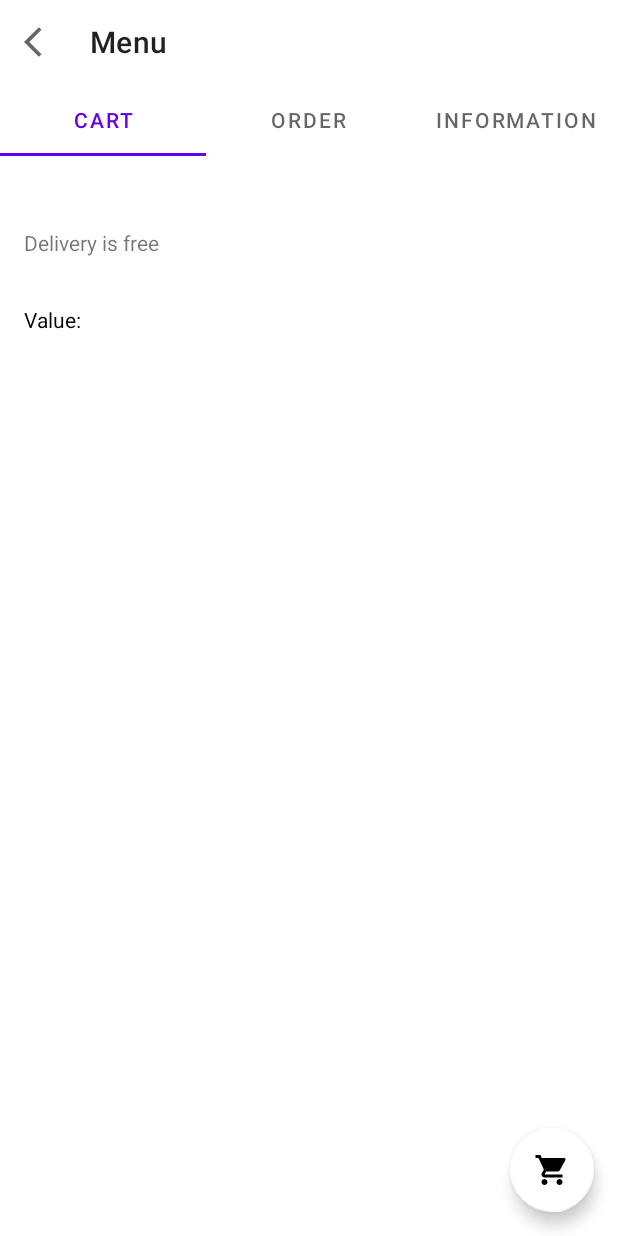
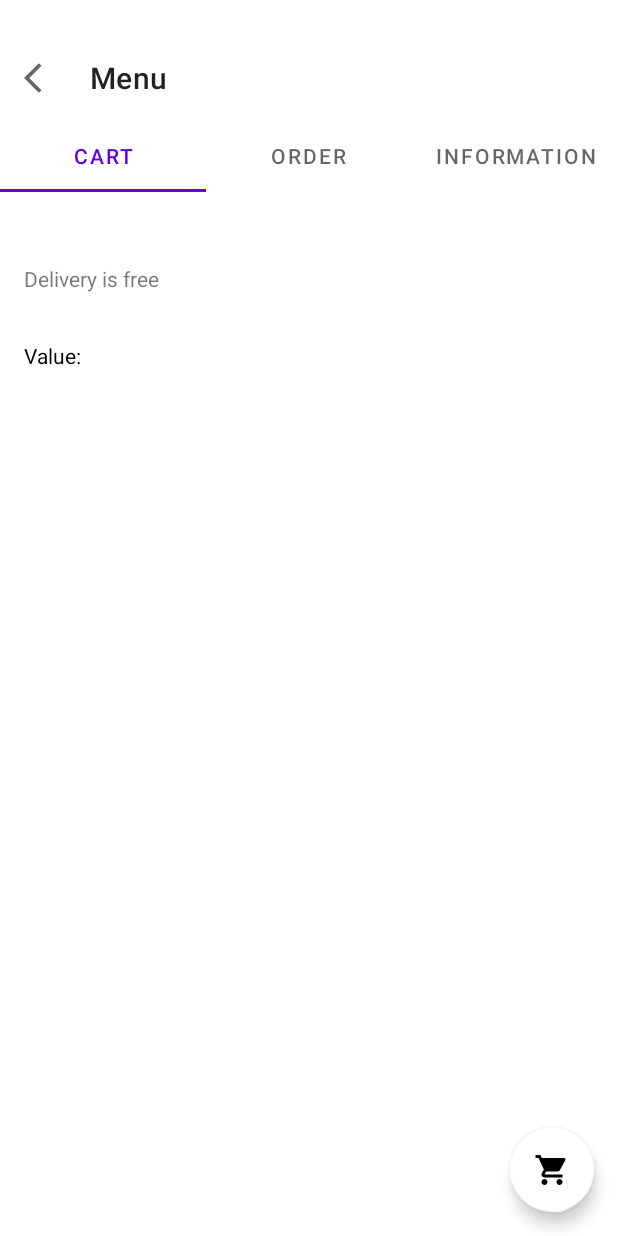
Before and after one commit to Moh-Mohsin/food-delivery-app, an Android app: the CartTabsFragment screen opened through its navigation route, on a phone screen of 412 x 824 dp. Run offline under Robolectric (Android 15) with nearby library versions, the light colour scheme and no system bars; libraries missing offline, so code that uses them is left out: com.airbnb.mvrx, com.andremion.counterfab, com.smarteist.autoimageslider; plain views replace CounterFab; pictures from the network do not load; 9 statements that could not run were skipped.

Commit message:
clean up and minor design fixes

```diff
--- a/app/src/main/java/io/github/moh_mohsin/fooddeliveryapp/MainActivity.kt
+++ b/app/src/main/java/io/github/moh_mohsin/fooddeliveryapp/MainActivity.kt
@@ -25,6 +25,10 @@ class MainActivity : AppCompatActivity(), MvRxView {
         super.onCreate(savedInstanceState)
         setContentView(R.layout.activity_main)
 //        setSupportActionBar(findViewById(R.id.toolbar))
+
+
+//        window.setFlags(WindowManager.LayoutParams.FLAG_LAYOUT_NO_LIMITS, WindowManager.LayoutParams.FLAG_LAYOUT_NO_LIMITS)
+//        window.statusBarColor = Color.TRANSPARENT
 
         val fab = findViewById<CounterFab>(R.id.fab)
 
--- a/app/src/main/res/layout/cart_tabs_fragment.xml
+++ b/app/src/main/res/layout/cart_tabs_fragment.xml
@@ -5,6 +5,7 @@
     android:background="@color/white"
     android:layout_width="match_parent"
     android:layout_height="match_parent"
+    android:paddingTop="24dp"
     tools:context=".ui.menu.MenuFragment">
 
     <androidx.appcompat.widget.Toolbar
--- a/app/src/main/res/layout/menu_fragment.xml
+++ b/app/src/main/res/layout/menu_fragment.xml
@@ -19,6 +19,7 @@
         <com.google.android.material.appbar.CollapsingToolbarLayout
             android:layout_width="match_parent"
             android:layout_height="wrap_content"
+            app:contentScrim="@color/white"
             app:layout_scrollFlags="scroll|exitUntilCollapsed">
 
 
--- a/app/src/main/res/navigation/nav_graph.xml
+++ b/app/src/main/res/navigation/nav_graph.xml
@@ -5,11 +5,6 @@
     android:id="@+id/nav_graph"
     app:startDestination="@id/menuFragment">
 
-    <fragment
-        android:id="@+id/FirstFragment"
-        android:name="io.github.moh_mohsin.fooddeliveryapp.FirstFragment"
-        android:label="@string/first_fragment_label"
-        tools:layout="@layout/fragment_first"></fragment>
     <fragment
         android:id="@+id/categoryFragment"
         android:name="io.github.moh_mohsin.fooddeliveryapp.ui.category.CategoryFragment"
--- a/app/src/main/res/values/strings.xml
+++ b/app/src/main/res/values/strings.xml
@@ -21,4 +21,5 @@
     <string name="value">Value:</string>
     <string name="filters">Filters</string>
     <string name="menu">Menu</string>
+    <string name="no_match_for_filters">No match for current filters</string>
 </resources>
--- a/app/src/main/res/values/themes.xml
+++ b/app/src/main/res/values/themes.xml
@@ -1,5 +1,6 @@
-<resources xmlns:tools="http://schemas.android.com/tools">
+<resources>
     <!-- Base application theme. -->
+
     <style name="Theme.FoodDeliveryApp" parent="Theme.MaterialComponents.DayNight.DarkActionBar">
         <!-- Primary brand color. -->
         <item name="colorPrimary">@color/purple_500</item>
@@ -10,8 +11,8 @@
         <item name="colorSecondaryVariant">@color/teal_700</item>
         <item name="colorOnSecondary">@color/black</item>
         <!-- Status bar color. -->
-        <item name="android:statusBarColor" tools:targetApi="l">?attr/colorPrimaryVariant</item>
         <!-- Customize your theme here. -->
+        <item name="android:windowTranslucentStatus">true</item>
     </style>
 
     <style name="Theme.FoodDeliveryApp.NoActionBar">
```
Also changed, not shown: app/src/main/java/io/github/moh_mohsin/fooddeliveryapp/FirstFragment.kt (deleted, +0 -21 lines), app/src/main/java/io/github/moh_mohsin/fooddeliveryapp/ui/carttabs/CartTabsFragment.kt (+0 -9 lines), app/src/main/java/io/github/moh_mohsin/fooddeliveryapp/ui/category/CategoryFragment.kt (+5 -2 lines), app/src/main/res/drawable/ic_list_empty.xml (added, +9 -0 lines), app/src/main/res/layout/fragment_first.xml (deleted, +0 -28 lines).
